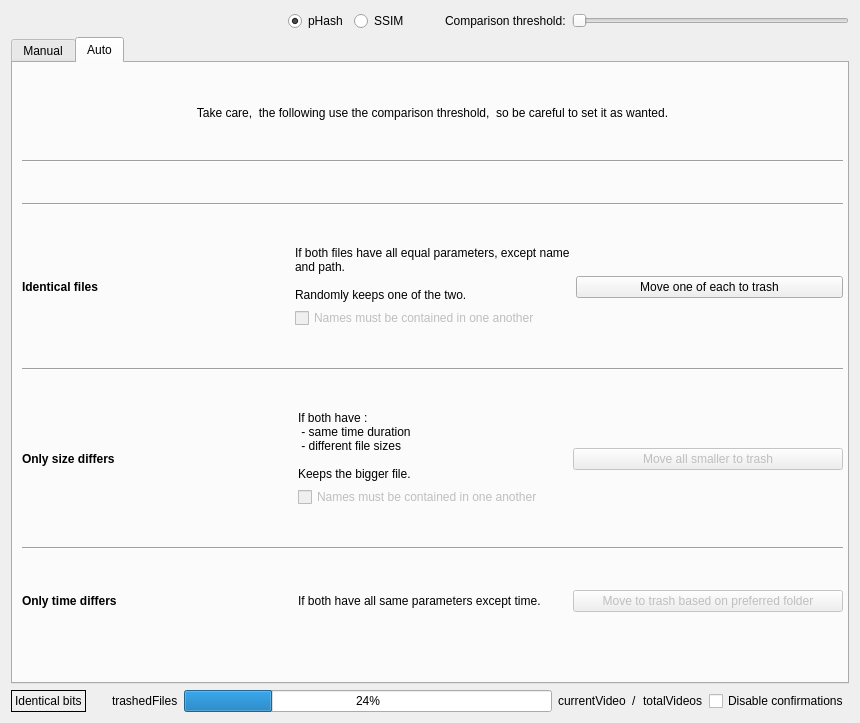
Above: QtProject/comparison.ui from theophanemayaud/video-simili-duplicate-cleaner before the change. Below: the same form after it.
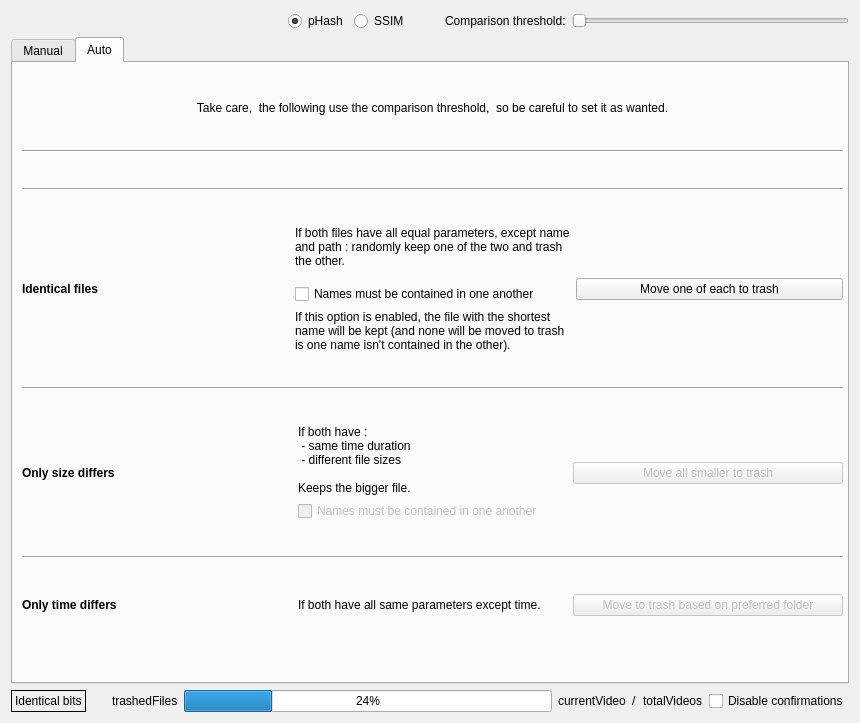
That is the form after the change. The open tabs and pages were chosen to show the change. Custom widgets are drawn as their Qt base class.

Commit message: feat(comparison): added function to check if file names for matches are contained in one or another

```diff
--- a/QtProject/comparison.ui
+++ b/QtProject/comparison.ui
@@ -991,9 +991,7 @@
             <item>
              <widget class="QLabel" name="label_4">
               <property name="text">
-               <string>If both files have all equal parameters, except name and path.  
-
-Randomly keeps one of the two.</string>
+               <string>If both files have all equal parameters, except name and path : randomly keep one of the two and trash the other.</string>
               </property>
               <property name="wordWrap">
                <bool>true</bool>
@@ -1001,15 +999,41 @@
              </widget>
             </item>
             <item>
-             <widget class="QCheckBox" name="checkBox_2">
+             <spacer name="verticalSpacer">
+              <property name="orientation">
+               <enum>Qt::Vertical</enum>
+              </property>
+              <property name="sizeType">
+               <enum>QSizePolicy::Fixed</enum>
+              </property>
+              <property name="sizeHint" stdset="0">
+               <size>
+                <width>20</width>
+                <height>10</height>
+               </size>
+              </property>
+             </spacer>
+            </item>
+            <item>
+             <widget class="QCheckBox" name="autoIdenticalFilesNamesMustBeContainedCheckbox">
               <property name="enabled">
-               <bool>false</bool>
+               <bool>true</bool>
               </property>
               <property name="text">
                <string>Names must be contained in one another</string>
               </property>
              </widget>
             </item>
+            <item>
+             <widget class="QLabel" name="label_8">
+              <property name="text">
+               <string>If this option is enabled, the file with the shortest name will be kept (and none will be moved to trash is one name isn't contained in the other).</string>
+              </property>
+              <property name="wordWrap">
+               <bool>true</bool>
+              </property>
+             </widget>
+            </item>
            </layout>
           </item>
           <item>
```
The commit also changes 2 other files.
